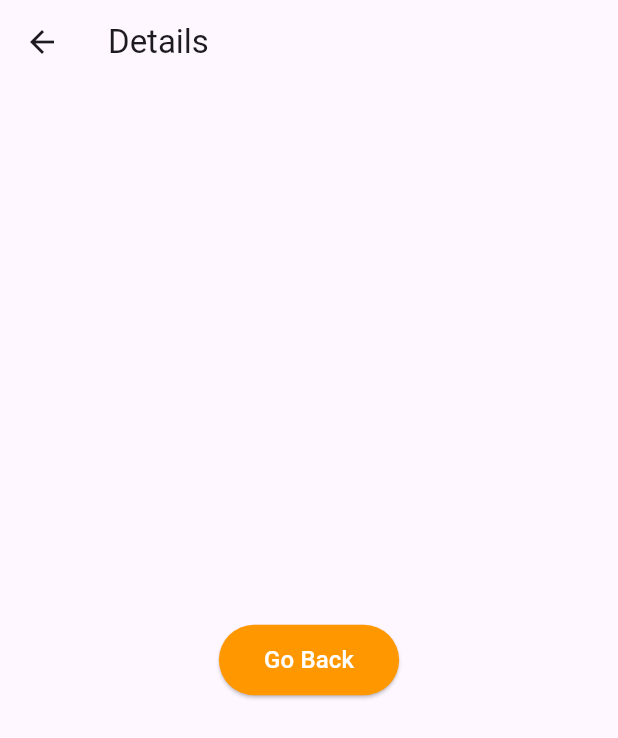
After one commit to Jannat150/MicroWealth, a Flutter app: the HomeScreen screen opened by its route, after a tap on "Go to Details", on a phone screen of 412 x 824 dp. The commit adds this screen. Shown: the top 738 px of the screen. Run offline on Flutter 3.47's test engine with Material 3 defaults, Android fonts, the phone set to English and light mode, and no system bars; our stand-ins replace cloud_firestore, firebase_auth, firebase_core; accounts and stored records are empty.

Commit message:
feat: created and reused custom widgets for modular UI design

```diff
--- a/microwealth/lib/main.dart
+++ b/microwealth/lib/main.dart
@@ -9,6 +9,8 @@ import 'screens/stateless_stateful_demo.dart';
 import 'screens/scrollable_views.dart';
 import 'screens/user_input_form.dart';
 import 'screens/state_management_demo.dart';
+import 'screens/home_screen.dart';
+import 'screens/details_screen.dart';
 
 void main() async {
   // Ensures Flutter is initialized before Firebase
@@ -47,6 +49,8 @@ class MyApp extends StatelessWidget {
         '/scrollable-views': (context) => ScrollableViews(),
         '/user-input-form': (context) => UserInputForm(),
         '/state-management-demo': (context) => StateManagementDemo(),
+        '/homescreen': (context) => HomeScreen(),
+        '/details': (context) => DetailsScreen(),
       },
     );
   }
--- /dev/null
+++ b/microwealth/lib/screens/details_screen.dart
@@ -0,0 +1,23 @@
+import 'package:flutter/material.dart';
+import '../widgets/custom_button.dart';
+
+class DetailsScreen extends StatelessWidget {
+  const DetailsScreen({super.key});
+
+  @override
+  Widget build(BuildContext context) {
+    return Scaffold(
+      appBar: AppBar(title: const Text("Details")),
+
+      body: Center(
+        child: CustomButton(
+          label: "Go Back",
+          color: Colors.orange,
+          onPressed: () {
+            Navigator.pop(context);
+          },
+        ),
+      ),
+    );
+  }
+}
--- /dev/null
+++ b/microwealth/lib/screens/home_screen.dart
@@ -0,0 +1,22 @@
+import 'package:flutter/material.dart';
+import '../widgets/custom_button.dart';
+
+class HomeScreen extends StatelessWidget {
+  const HomeScreen({super.key});
+
+  @override
+  Widget build(BuildContext context) {
+    return Scaffold(
+      appBar: AppBar(title: const Text("Home")),
+
+      body: Center(
+        child: CustomButton(
+          label: "Go to Details",
+          onPressed: () {
+            Navigator.pushNamed(context, '/details');
+          },
+        ),
+      ),
+    );
+  }
+}
--- /dev/null
+++ b/microwealth/lib/widgets/custom_button.dart
@@ -0,0 +1,35 @@
+import 'package:flutter/material.dart';
+
+class CustomButton extends StatelessWidget {
+  final String label;
+  final VoidCallback onPressed;
+  final Color color;
+
+  const CustomButton({
+    super.key,
+    required this.label,
+    required this.onPressed,
+    this.color = Colors.green,
+  });
+
+  @override
+  Widget build(BuildContext context) {
+    return ElevatedButton(
+      style: ElevatedButton.styleFrom(
+        backgroundColor: color,
+        padding: const EdgeInsets.symmetric(
+          horizontal: 30,
+          vertical: 12,
+        ),
+      ),
+      onPressed: onPressed,
+      child: Text(
+        label,
+        style: const TextStyle(
+          color: Colors.white,
+          fontSize: 16,
+        ),
+      ),
+    );
+  }
+}
```
